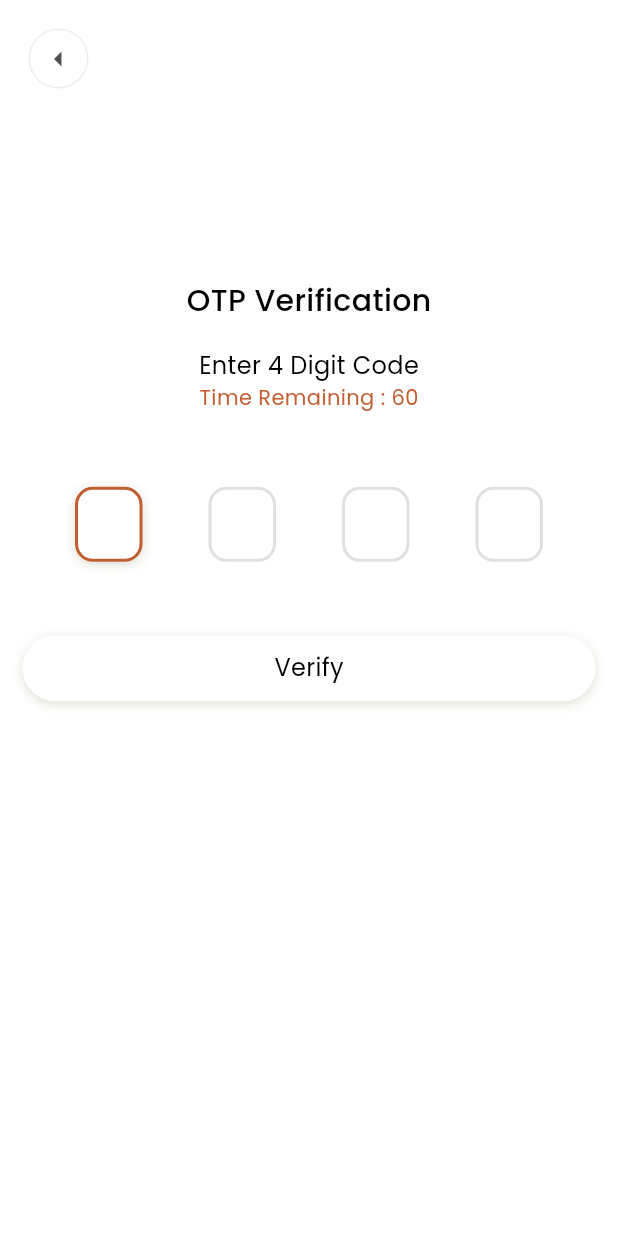
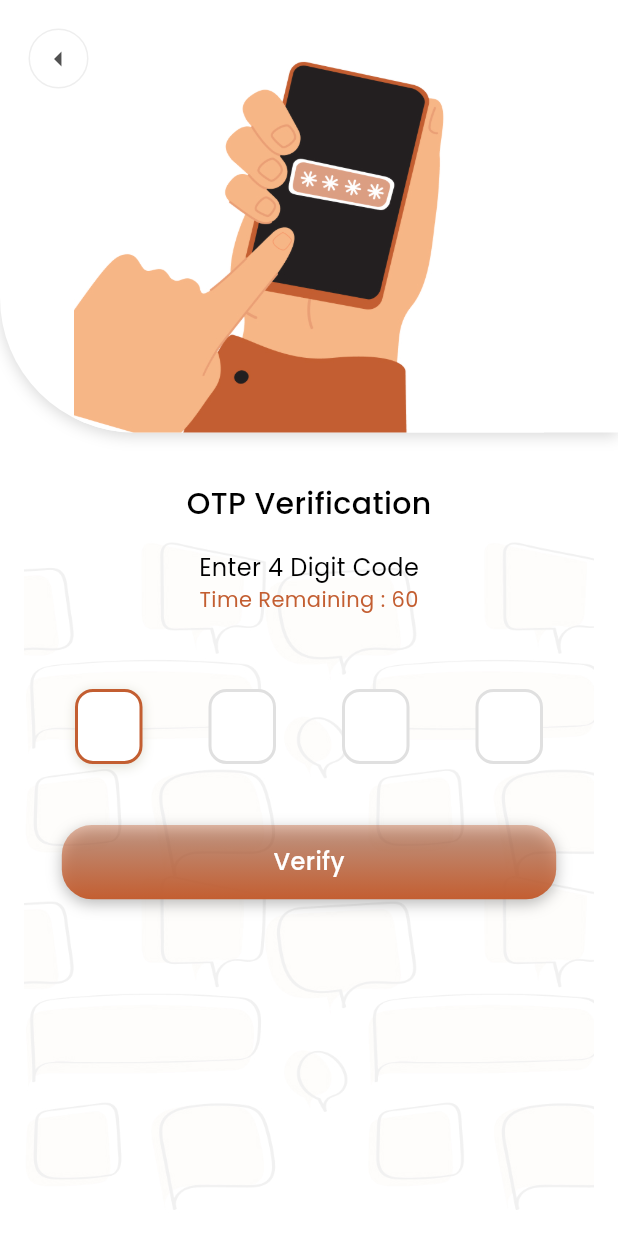
Before and after one commit to Ankit-GMT/chatify, a Flutter app: the OtpScreen screen opened directly, on a phone screen of 412 x 824 dp. Run offline on Flutter 3.47's test engine with Material 3 defaults, Android fonts, the phone set to English and light mode, and no system bars; drawn by our look-alikes of pin_code_fields; our stand-ins replace cached_network_image, flutter_contacts, get, get_storage, google_fonts, image_picker and 2 more; accounts and stored records are empty.

Commit message:
design updated

```diff
--- a/lib/Screens/otp_screen.dart
+++ b/lib/Screens/otp_screen.dart
@@ -16,11 +16,43 @@ class OtpScreen extends StatelessWidget {
     String otpCode = "";
 
     return Scaffold(
-      body: Padding(
-        padding: const EdgeInsets.symmetric(horizontal: 15, vertical: 15),
+      body:
+      Container(
+        height: double.infinity,
+        width: double.infinity,
+        decoration: BoxDecoration(
+          image: DecorationImage(
+            image: AssetImage("assets/images/background.jpg"),
+          ),
+        ),
         child: Column(
           children: [
-            Row(
+            Stack(
+              children: [
+                Container(
+                  height: Get.height * 0.35,
+                  width: double.infinity,
+                  decoration: BoxDecoration(
+                    color: AppColors.white,
+                    borderRadius: BorderRadius.only(
+                      bottomLeft: Radius.circular(90),
+                    ),
+                    boxShadow: [
+                      BoxShadow(
+                        blurRadius: 8,
+                        offset: Offset(0, 2),
+                        color: AppColors.grey.withAlpha(100),
+                      ),
+                    ],
+                  ),
+                  clipBehavior: Clip.antiAlias,
+                  child: Image.asset(
+                    "assets/images/otp_screen.jpg",
+                  ),
+                ),
+                Padding(
+                  padding: const EdgeInsets.only(left: 15,top: 15),
+                  child: Row(
                     mainAxisAlignment: MainAxisAlignment.start,
                     children: [
                       IconButton(
@@ -40,9 +72,13 @@ class OtpScreen extends StatelessWidget {
                       ),
                     ],
                   ),
+                ),
+              ],
+            ),
             SizedBox(
-              height: Get.height * 0.15,
+              height: Get.height*0.04,
             ),
+
             Text(
               "OTP Verification",
               style: GoogleFonts.poppins(
@@ -90,7 +126,7 @@ class OtpScreen extends StatelessWidget {
               height: Get.height * 0.06,
             ),
             Padding(
-              padding: const EdgeInsets.symmetric(horizontal: 30),
+              padding: const EdgeInsets.symmetric(horizontal: 45,),
               child: PinCodeTextField(
                 appContext: context,
                 length: 4,
@@ -131,33 +167,40 @@ class OtpScreen extends StatelessWidget {
               ),
             ),
             SizedBox(
-              height: Get.height * 0.04,
+              height: Get.height * 0.03,
             ),
-            GestureDetector(
+            Padding(
+              padding: const EdgeInsets.symmetric(horizontal: 15),
+              child: GestureDetector(
                 onTap: () {
                   authController.verifyOtp(otpCode);
                 },
                 child: Container(
-                width: double.infinity,
-                height: 44,
+                  height: Get.height * 0.06,
+                  width: Get.width * 0.8,
                   decoration: BoxDecoration(
-                  color: Colors.white,
-                  borderRadius: BorderRadius.circular(25),
+                      borderRadius: BorderRadius.circular(20),
+                      gradient: LinearGradient(
+                        begin: Alignment.topCenter,
+                        end: Alignment.bottomCenter,
+                        colors: [
+                          AppColors.primary.withAlpha(100),
+                          AppColors.primary
+                        ],
+                      ),
                       boxShadow: [
                         BoxShadow(
-                      color: Color(0xff63636333).withAlpha(51),
-                      blurRadius: 6,
-                      offset: const Offset(0, 2),
+                          color: AppColors.black.withAlpha(70),
+                          blurRadius: 8,
+                          offset: Offset(0, 3),
                         ),
-                  ],
+                      ]
                   ),
                   child: Center(
                     child: Text(
                       "Verify",
-                    style: GoogleFonts.poppins(
-                        color: AppColors.black,
-                        fontSize: 16,
-                        fontWeight: FontWeight.w400),
+                      style: TextStyle(fontSize: 16, fontWeight: FontWeight.w500,color: Colors.white),
+                    ),
                   ),
                 ),
               ),
@@ -170,7 +213,7 @@ class OtpScreen extends StatelessWidget {
                 "${authController.otp}",
                 style: TextStyle(fontSize: 18, color: AppColors.primary),
               ),
-            )
+            ),
           ],
         ),
       ),
--- a/lib/Screens/splash_screen.dart
+++ b/lib/Screens/splash_screen.dart
@@ -1,5 +1,6 @@
 import 'package:chatify/Screens/login_screen.dart';
 import 'package:chatify/Screens/main_screen.dart';
+import 'package:chatify/Screens/welcome_screen.dart';
 import 'package:chatify/constants/app_colors.dart';
 import 'package:chatify/controllers/profile_controller.dart';
 import 'package:flutter/material.dart';
@@ -28,7 +29,7 @@ class _SplashScreenState extends State<SplashScreen> {
     //   profileController.fetchUserProfile();
     // }
     Future.delayed(Duration(seconds: 3),(){
-      Get.off(()=> token!= null ? MainScreen() : LoginScreen());
+      Get.off(()=> token!= null ? MainScreen() : WelcomeScreen());
     });
   }
 
@@ -44,7 +45,7 @@ class _SplashScreenState extends State<SplashScreen> {
             Text("Chatify",style: GoogleFonts.poppins(
               fontWeight: FontWeight.bold,
               color: AppColors.primary,
-              fontSize: 32
+              fontSize: 32,
             ),),
           ],
         ),
--- a/lib/main.dart
+++ b/lib/main.dart
@@ -1,4 +1,7 @@
+import 'package:chatify/Screens/login_screen.dart';
+import 'package:chatify/Screens/otp_screen.dart';
 import 'package:chatify/Screens/splash_screen.dart';
+import 'package:chatify/Screens/welcome_screen.dart';
 import 'package:chatify/controllers/auth_controller.dart';
 import 'package:chatify/theme.dart';
 import 'package:chatify/widgets/zego_initializer.dart';
@@ -37,7 +40,7 @@ class MyApp extends StatelessWidget {
         theme: AppThemes.lightTheme,
         darkTheme: AppThemes.darkTheme,
         themeMode: ThemeMode.light,
-        home: SplashScreen(),
+        home: OtpScreen(),
         // builder: (context, child) {
         //   return Stack(
         //     children: [
```
Also changed, not shown: lib/Screens/login_screen.dart (+54 -30 lines), lib/Screens/welcome_screen.dart (added, +65 -0 lines), assets/images/background.jpg (added), assets/images/login_screen.jpg (added), assets/images/otp_screen.jpg (added), assets/images/welcome_screen.jpg (added). Lines whose indentation alone changed are shown as unchanged.
